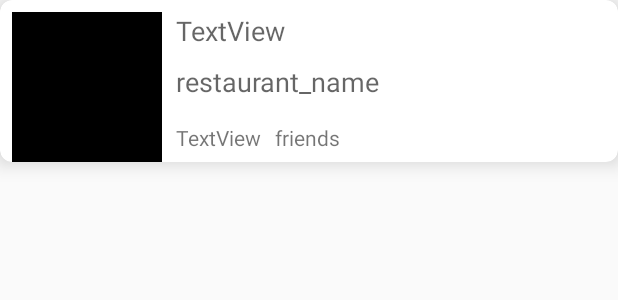
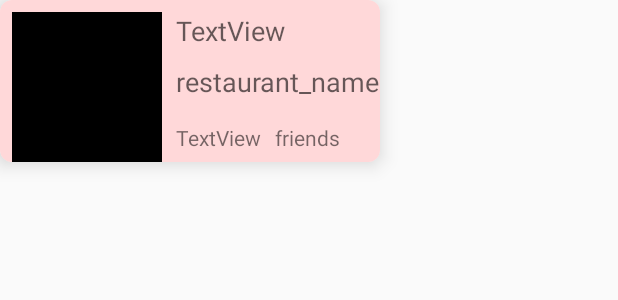
Before and after one commit to MercurialAnt/Ibuprofen, an Android app: the layout item_pending_event.xml on its own in the app's theme, with its tools: preview values and no code run, on a phone screen of 412 x 824 dp. Shown: the top 300 px of the screen. Run offline under Robolectric (Android 15) with nearby library versions, the phone set to English and light mode, and no system bars.

Commit message:
Changes to card view for pending vs. completed events

```diff
--- a/app/src/main/java/com/example/ibuprofen/Adapters/EventAdapter.java
+++ b/app/src/main/java/com/example/ibuprofen/Adapters/EventAdapter.java
@@ -52,7 +52,11 @@ public class EventAdapter extends RecyclerView.Adapter<EventAdapter.ViewHolder>{
     @NonNull
     @Override
     public EventAdapter.ViewHolder onCreateViewHolder(@NonNull ViewGroup parent, int viewType) {
-        View view = LayoutInflater.from(context).inflate(R.layout.item_events, parent, false);
+        View view;
+        if (!pastEvent)
+            view = LayoutInflater.from(context).inflate(R.layout.item_pending_event, parent, false);
+        else
+            view = LayoutInflater.from(context).inflate(R.layout.item_events, parent, false);
         return new ViewHolder(view);
     }
 
--- a/app/src/main/res/layout/item_events.xml
+++ b/app/src/main/res/layout/item_events.xml
@@ -1,12 +1,14 @@
 <?xml version="1.0" encoding="utf-8"?>
-<android.support.v7.widget.CardView
+<android.support.v7.widget.CardView xmlns:android="http://schemas.android.com/apk/res/android"
     xmlns:card_view="http://schemas.android.com/apk/res-auto"
-    xmlns:android="http://schemas.android.com/apk/res/android"
     android:layout_width="match_parent"
     android:layout_height="wrap_content"
+    android:clickable="true"
+    android:foreground="?android:attr/selectableItemBackground"
     card_view:cardBackgroundColor="#FFFFFF"
     card_view:cardCornerRadius="8dp"
     card_view:cardElevation="8dp">
+
     <android.support.constraint.ConstraintLayout xmlns:android="http://schemas.android.com/apk/res/android"
         xmlns:app="http://schemas.android.com/apk/res-auto"
         xmlns:tools="http://schemas.android.com/tools"
--- a/app/src/main/res/layout/item_pending_event.xml
+++ b/app/src/main/res/layout/item_pending_event.xml
@@ -1,17 +1,20 @@
 <?xml version="1.0" encoding="utf-8"?>
-<android.support.v7.widget.CardView
+<android.support.v7.widget.CardView xmlns:android="http://schemas.android.com/apk/res/android"
     xmlns:card_view="http://schemas.android.com/apk/res-auto"
-    xmlns:android="http://schemas.android.com/apk/res/android"
-    android:layout_width="match_parent"
+    android:layout_width="wrap_content"
     android:layout_height="wrap_content"
-    card_view:cardBackgroundColor="#FFFFFF"
+    android:clickable="true"
+    android:foreground="?android:attr/selectableItemBackground"
+    card_view:cardBackgroundColor="#fff7f6"
     card_view:cardCornerRadius="8dp"
     card_view:cardElevation="8dp">
+
     <android.support.constraint.ConstraintLayout xmlns:android="http://schemas.android.com/apk/res/android"
         xmlns:app="http://schemas.android.com/apk/res-auto"
         xmlns:tools="http://schemas.android.com/tools"
         android:layout_width="wrap_content"
-        android:layout_height="wrap_content">
+        android:layout_height="wrap_content"
+        android:background="#FFD8D9">
 
         <ImageView
             android:id="@+id/ivRestaurant"
```
